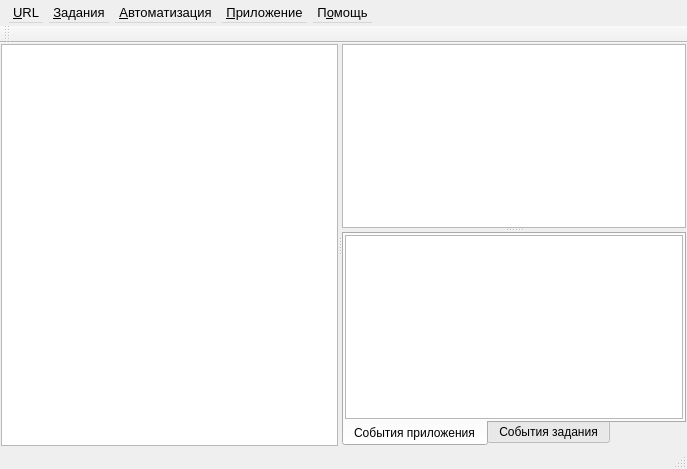
Qt form REXLoader/rexwindow.ui (RA9OAJ/rexloader) before a commit.
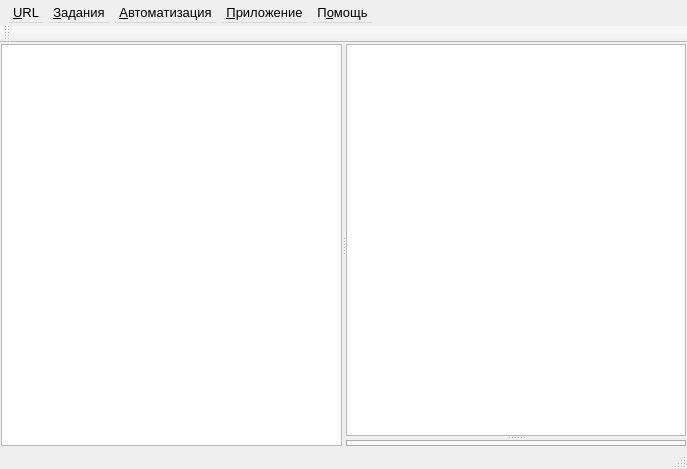
The same form after that commit. Icons and pictures are not drawn. Custom widgets are drawn as their Qt base class.

Commit message: Доработки: 1. Рабочая реализация системы логирования сообщений приложения. 2. В настройках программы теперь возможна установка интервала между запросами потоков (в секундах от 1 до 99).

What changed in the file:
```diff
--- a/REXLoader/rexwindow.ui
+++ b/REXLoader/rexwindow.ui
@@ -75,31 +75,6 @@
         <property name="currentIndex">
          <number>0</number>
         </property>
-        <widget class="QWidget" name="tabAppEvents">
-         <attribute name="title">
-          <string>События приложения</string>
-         </attribute>
-         <layout class="QHBoxLayout" name="horizontalLayout">
-          <property name="spacing">
-           <number>1</number>
-          </property>
-          <property name="margin">
-           <number>1</number>
-          </property>
-          <item>
-           <widget class="QTreeView" name="logTreeView">
-            <property name="horizontalScrollBarPolicy">
-             <enum>Qt::ScrollBarAsNeeded</enum>
-            </property>
-           </widget>
-          </item>
-         </layout>
-        </widget>
-        <widget class="QWidget" name="tabTaskEvents">
-         <attribute name="title">
-          <string>События задания</string>
-         </attribute>
-        </widget>
        </widget>
       </widget>
      </widget>
```
Left out of the diff: 2 changed lines with no effect on the pictures. The commit also changes 11 other files.
